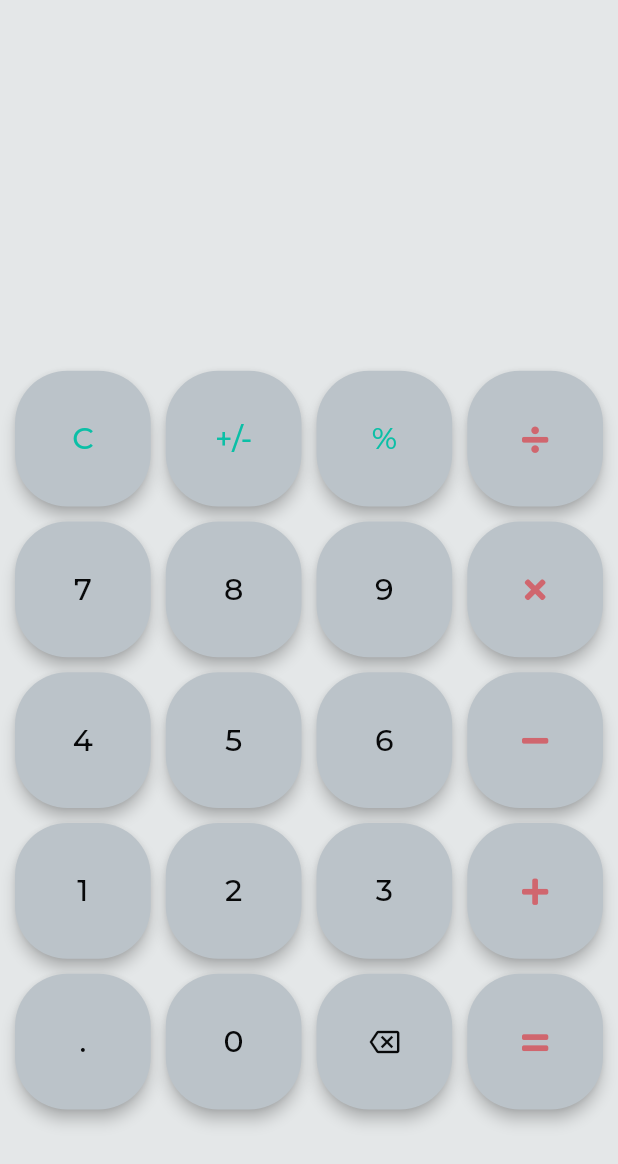
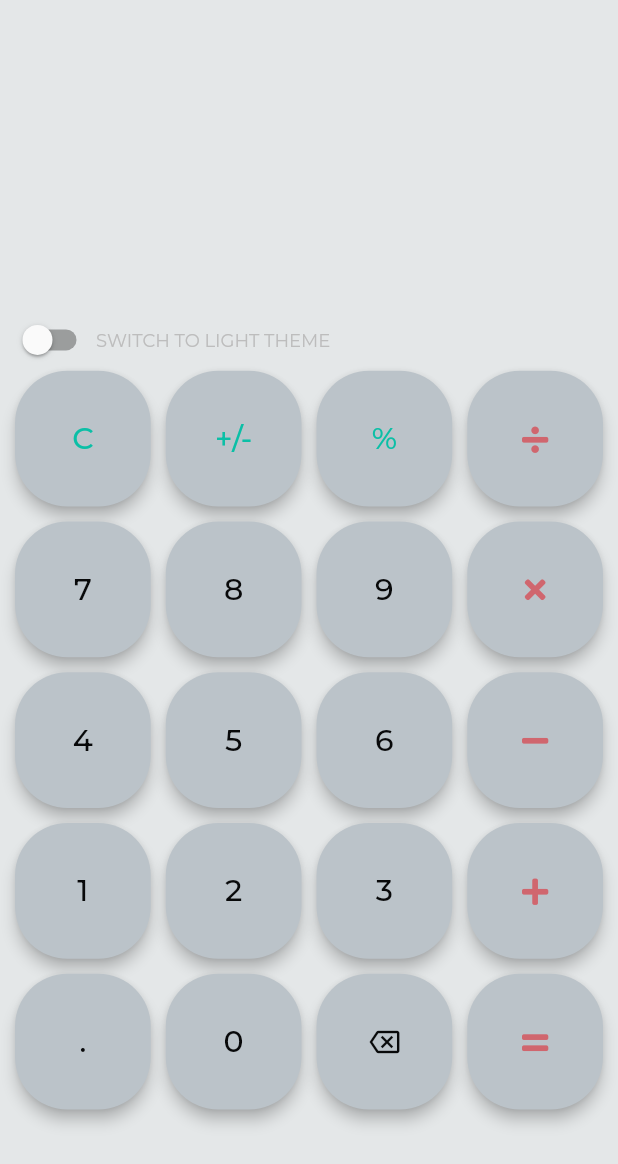
Before and after one commit to lucasgbezerra/calculator_flutter, a Flutter app: the screen it shows after launch, on a phone screen of 412 x 824 dp. Shown: the top 1164 px of the screen. Run offline on Flutter 3.47's test engine with Material 2 defaults, Android fonts, the phone set to English and light mode, and no system bars; our stand-ins replace font_awesome_flutter, google_fonts, math_expressions; missing offline and left inert: dart:ffi.

Commit message:
Add button to swith between themes

```diff
--- a/lib/screens/home_screen.dart
+++ b/lib/screens/home_screen.dart
@@ -16,7 +16,19 @@ class HomeScreen extends StatefulWidget {
 class _HomeScreenState extends State<HomeScreen> {
   String answer = "";
   String equation = "";
+  bool _switchValue = false;
+
+  final Map<String, IconData> operators = {
+    '÷': FontAwesomeIcons.divide,
+    'x': FontAwesomeIcons.times,
+    '-': FontAwesomeIcons.minus,
+    '+': FontAwesomeIcons.plus,
+    'backspace': Icons.backspace_outlined,
+    '=': FontAwesomeIcons.equals,
+  };
   @override
+  Widget build(BuildContext context) {
+    final sizeScreen = MediaQuery.of(context).size;
     final List<String> buttons = [
       'C',
       '+/-',
@@ -39,24 +51,12 @@ class _HomeScreenState extends State<HomeScreen> {
       'backspace',
       '=',
     ];
-
-    final Map<String, IconData> operators = {
-      '÷': FontAwesomeIcons.divide,
-      'x': FontAwesomeIcons.times,
-      '-': FontAwesomeIcons.minus,
-      '+': FontAwesomeIcons.plus,
-      'backspace': Icons.backspace_outlined,
-      '=': FontAwesomeIcons.equals,
-    };
-  Widget build(BuildContext context) {
-    final sizeScreen = MediaQuery.of(context).size;
-
     return Scaffold(
       backgroundColor: Theme.of(context).backgroundColor,
       body: Column(children: [
         SafeArea(
           child: SizedBox(
-              height: sizeScreen.height * 0.3,
+              height: sizeScreen.height * 0.25,
               width: sizeScreen.width,
               child: Column(
                 mainAxisAlignment: MainAxisAlignment.spaceEvenly,
@@ -86,7 +86,34 @@ class _HomeScreenState extends State<HomeScreen> {
                 ],
               )),
         ),
+        Container(
+          padding: EdgeInsets.only(left: 5),
+          height: sizeScreen.height * 0.05,
+          // color: Colors.red,
+          child: Row(
+            mainAxisAlignment: MainAxisAlignment.start,
+            children: [
+              Switch.adaptive(
+                  activeColor: Colors.transparent,
+                  value: _switchValue,
+
+                  onChanged: (change) {
+                    setState(() {
+                      _switchValue = change;
+                    });
+                  }),
+              Text(
+                _switchValue ? "SWITCH TO DARK THEME" : "SWITCH TO LIGHT THEME",
+                style: GoogleFonts.montserrat(
+                  fontSize: 12,
+                  color: Colors.grey[400]
+                ),
+              )
+            ],
+          ),
+        ),
         Expanded(
+          flex: 2,
           child: Container(
             padding: const EdgeInsets.symmetric(horizontal: 10),
             child: GridView.builder(
@@ -128,7 +155,9 @@ class _HomeScreenState extends State<HomeScreen> {
                         setState(() {});
                       } else if (buttons[index] == '+/-') {
                       } else {
-                        if (equation.isNotEmpty && operators.containsKey(equation[equation.length - 1])) {
+                        if (equation.isNotEmpty &&
+                            operators
+                                .containsKey(equation[equation.length - 1])) {
                           equation = equation.substring(0, equation.length - 1);
                           equation += buttons[index];
                         } else {
@@ -162,8 +191,8 @@ class _HomeScreenState extends State<HomeScreen> {
 
   String convertMathExpresion(String exp) {
     //Ultimo character é um simbolo
-    if(operators.containsKey(exp[exp.length - 1])) {
-      exp = exp.substring(0, exp.length-1);
+    if (operators.containsKey(exp[exp.length - 1])) {
+      exp = exp.substring(0, exp.length - 1);
     }
     exp = exp.replaceAll(RegExp(r"x"), "*");
     exp = exp.replaceAll(RegExp(r"÷"), "/");
```
